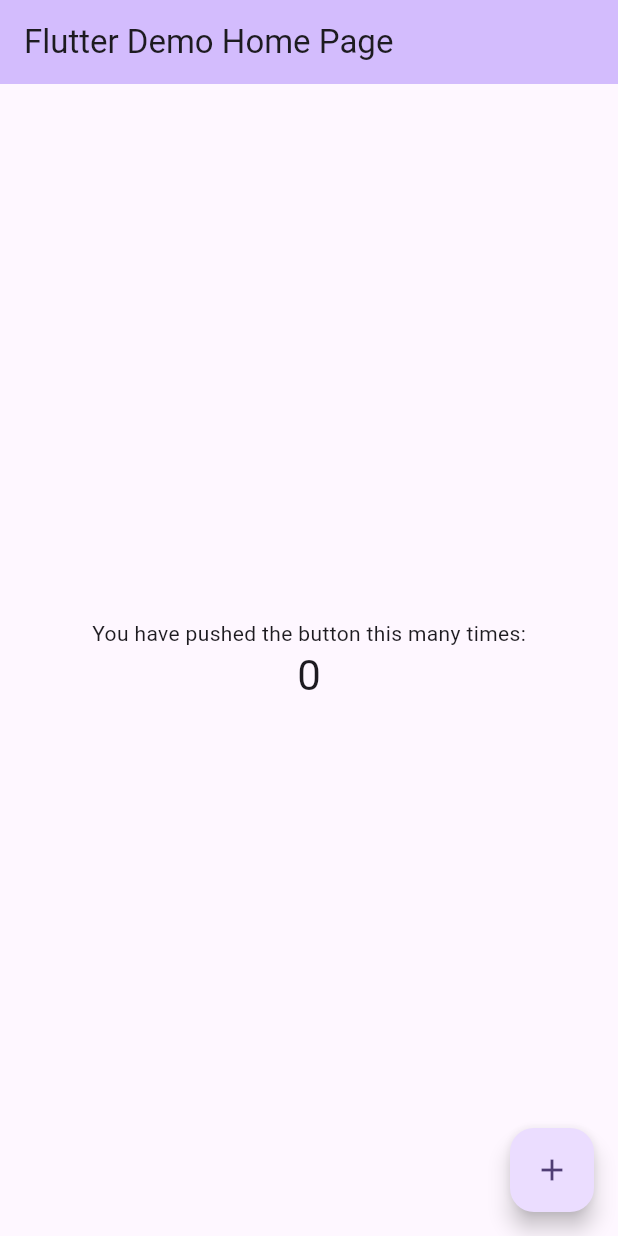
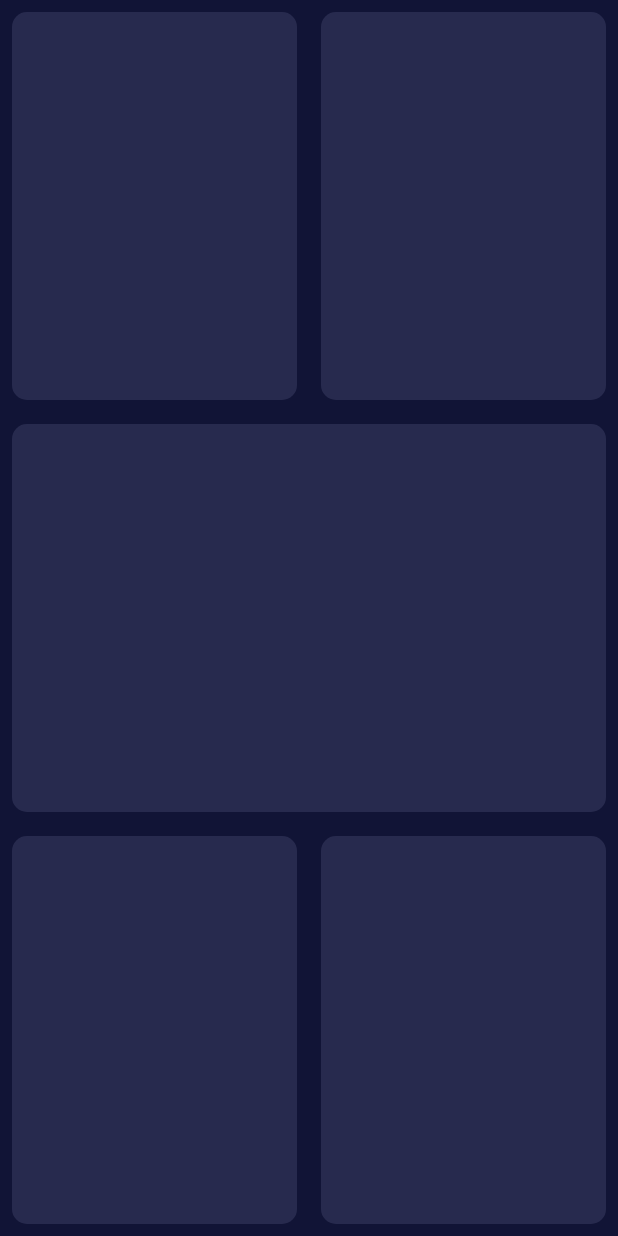
Before and after one commit to rihabalyasiri/bmi-calculator, a Flutter app: the screen it shows after launch, on a phone screen of 412 x 824 dp. Run offline on Flutter 3.47's test engine with Material 2 defaults, Android fonts, the phone set to English and light mode, and no system bars.

Commit message:
first containers done

```diff
--- /dev/null
+++ b/lib/card.dart
@@ -0,0 +1,17 @@
+import 'package:flutter/material.dart';
+
+class ReusableCard extends StatelessWidget {
+  final Color colour;
+
+  const ReusableCard({super.key, required this.colour});
+
+  @override
+  Widget build(BuildContext context) {
+    return Container(
+        margin: const EdgeInsets.all(8),
+        decoration: BoxDecoration(
+          borderRadius: BorderRadius.circular(10), // radius of 10
+          color: colour,
+        ));
+  }
+}
--- /dev/null
+++ b/lib/home_screen.dart
@@ -0,0 +1,35 @@
+import 'package:flutter/material.dart';
+import 'package:bmi_calculator/card.dart';
+
+const Color containerBgColor = Color(0xFF272A4E);
+
+class HomeScreen extends StatelessWidget {
+  const HomeScreen({super.key});
+
+  @override
+  Widget build(BuildContext context) {
+    return const SafeArea(
+      child: Column(
+        children: [
+          Expanded(
+            child: Row(
+              children: [
+                Expanded(child: ReusableCard(colour: containerBgColor,)),
+                Expanded(child: ReusableCard(colour: containerBgColor,))
+              ],
+            ),
+          ),
+          Expanded(child: ReusableCard(colour: containerBgColor,)),
+          Expanded(
+            child: Row(
+              children: [
+                Expanded(child: ReusableCard(colour: containerBgColor,)),
+                Expanded(child: ReusableCard(colour: containerBgColor,))
+              ],
+            ),
+          ),
+        ],
+      ),
+    );
+  }
+}
--- a/lib/main.dart
+++ b/lib/main.dart
@@ -1,4 +1,5 @@
 import 'package:flutter/material.dart';
+import 'package:bmi_calculator/home_screen.dart';
 
 void main() {
   runApp(const MyApp());
@@ -11,115 +12,15 @@ class MyApp extends StatelessWidget {
   @override
   Widget build(BuildContext context) {
     return MaterialApp(
-      title: 'Flutter Demo',
+      title: 'BMI Calculator',
       theme: ThemeData(
-        // This is the theme of your application.
-        //
-        // TRY THIS: Try running your application with "flutter run". You'll see
-        // the application has a blue toolbar. Then, without quitting the app,
-        // try changing the seedColor in the colorScheme below to Colors.green
-        // and then invoke "hot reload" (save your changes or press the "hot
-        // reload" button in a Flutter-supported IDE, or press "r" if you used
-        // the command line to start the app).
-        //
-        // Notice that the counter didn't reset back to zero; the application
-        // state is not lost during the reload. To reset the state, use hot
-        // restart instead.
-        //
-        // This works for code too, not just values: Most code changes can be
-        // tested with just a hot reload.
         colorScheme: ColorScheme.fromSeed(seedColor: Colors.deepPurple),
         useMaterial3: true,
       ),
-      home: const MyHomePage(title: 'Flutter Demo Home Page'),
+      home: const Scaffold(
+        backgroundColor: Color(0xFF111436),
+        body: HomeScreen(),
+      ),
     );
   }
 }
-
-class MyHomePage extends StatefulWidget {
-  const MyHomePage({super.key, required this.title});
-
-  // This widget is the home page of your application. It is stateful, meaning
-  // that it has a State object (defined below) that contains fields that affect
-  // how it looks.
-
-  // This class is the configuration for the state. It holds the values (in this
-  // case the title) provided by the parent (in this case the App widget) and
-  // used by the build method of the State. Fields in a Widget subclass are
-  // always marked "final".
-
-  final String title;
-
-  @override
-  State<MyHomePage> createState() => _MyHomePageState();
-}
-
-class _MyHomePageState extends State<MyHomePage> {
-  int _counter = 0;
-
-  void _incrementCounter() {
-    setState(() {
-      // This call to setState tells the Flutter framework that something has
-      // changed in this State, which causes it to rerun the build method below
-      // so that the display can reflect the updated values. If we changed
-      // _counter without calling setState(), then the build method would not be
-      // called again, and so nothing would appear to happen.
-      _counter++;
-    });
-  }
-
-  @override
-  Widget build(BuildContext context) {
-    // This method is rerun every time setState is called, for instance as done
-    // by the _incrementCounter method above.
-    //
-    // The Flutter framework has been optimized to make rerunning build methods
-    // fast, so that you can just rebuild anything that needs updating rather
-    // than having to individually change instances of widgets.
-    return Scaffold(
-      appBar: AppBar(
-        // TRY THIS: Try changing the color here to a specific color (to
-        // Colors.amber, perhaps?) and trigger a hot reload to see the AppBar
-        // change color while the other colors stay the same.
-        backgroundColor: Theme.of(context).colorScheme.inversePrimary,
-        // Here we take the value from the MyHomePage object that was created by
-        // the App.build method, and use it to set our appbar title.
-        title: Text(widget.title),
-      ),
-      body: Center(
-        // Center is a layout widget. It takes a single child and positions it
-        // in the middle of the parent.
-        child: Column(
-          // Column is also a layout widget. It takes a list of children and
-          // arranges them vertically. By default, it sizes itself to fit its
-          // children horizontally, and tries to be as tall as its parent.
-          //
-          // Column has various properties to control how it sizes itself and
-          // how it positions its children. Here we use mainAxisAlignment to
-          // center the children vertically; the main axis here is the vertical
-          // axis because Columns are vertical (the cross axis would be
-          // horizontal).
-          //
-          // TRY THIS: Invoke "debug painting" (choose the "Toggle Debug Paint"
-          // action in the IDE, or press "p" in the console), to see the
-          // wireframe for each widget.
-          mainAxisAlignment: MainAxisAlignment.center,
-          children: <Widget>[
-            const Text(
-              'You have pushed the button this many times:',
-            ),
-            Text(
-              '$_counter',
-              style: Theme.of(context).textTheme.headlineMedium,
-            ),
-          ],
-        ),
-      ),
-      floatingActionButton: FloatingActionButton(
-        onPressed: _incrementCounter,
-        tooltip: 'Increment',
-        child: const Icon(Icons.add),
-      ), // This trailing comma makes auto-formatting nicer for build methods.
-    );
-  }
-}
```
